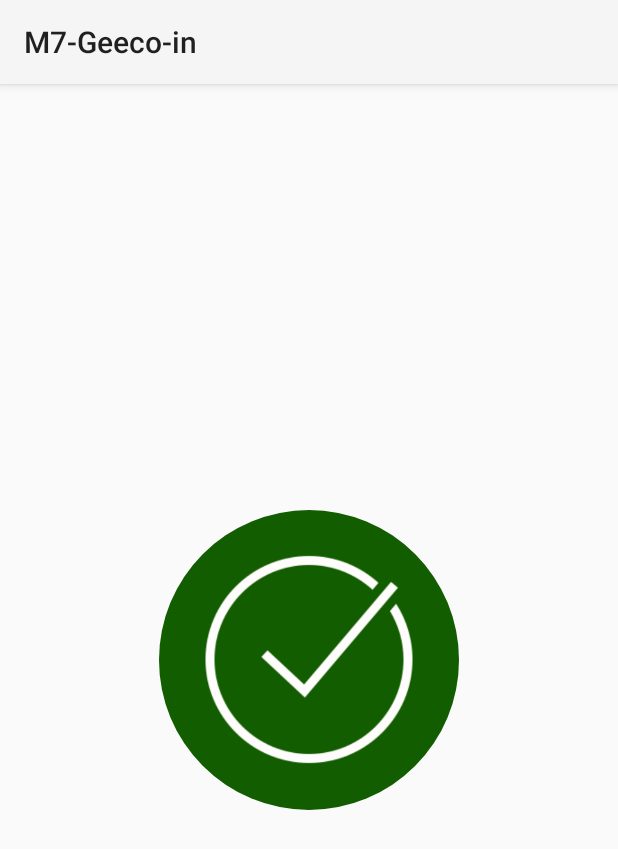
After one commit to Snr1s3/M7-Geeco-in, an Android app: the fragment logo shown on its own in the app's theme, on a phone screen of 412 x 824 dp. The commit adds this screen. Shown: the top 849 px of the screen. Run offline under Robolectric (Android 15) with nearby library versions, the phone set to English and light mode, and no system bars.

Commit message:
main act i is act avançat

```diff
--- /dev/null
+++ b/app/src/main/java/com/example/m7_geeco_in/logo.kt
@@ -0,0 +1,59 @@
+package com.example.m7_geeco_in
+
+import android.os.Bundle
+import androidx.fragment.app.Fragment
+import android.view.LayoutInflater
+import android.view.View
+import android.view.ViewGroup
+
+// TODO: Rename parameter arguments, choose names that match
+// the fragment initialization parameters, e.g. ARG_ITEM_NUMBER
+private const val ARG_PARAM1 = "param1"
+private const val ARG_PARAM2 = "param2"
+
+/**
+ * A simple [Fragment] subclass.
+ * Use the [logo.newInstance] factory method to
+ * create an instance of this fragment.
+ */
+class logo : Fragment() {
+    // TODO: Rename and change types of parameters
+    private var param1: String? = null
+    private var param2: String? = null
+
+    override fun onCreate(savedInstanceState: Bundle?) {
+        super.onCreate(savedInstanceState)
+        arguments?.let {
+            param1 = it.getString(ARG_PARAM1)
+            param2 = it.getString(ARG_PARAM2)
+        }
+    }
+
+    override fun onCreateView(
+        inflater: LayoutInflater, container: ViewGroup?,
+        savedInstanceState: Bundle?
+    ): View? {
+        // Inflate the layout for this fragment
+        return inflater.inflate(R.layout.fragment_logo, container, false)
+    }
+
+    companion object {
+        /**
+         * Use this factory method to create a new instance of
+         * this fragment using the provided parameters.
+         *
+         * @param param1 Parameter 1.
+         * @param param2 Parameter 2.
+         * @return A new instance of fragment logo.
+         */
+        // TODO: Rename and change types and number of parameters
+        @JvmStatic
+        fun newInstance(param1: String, param2: String) =
+            logo().apply {
+                arguments = Bundle().apply {
+                    putString(ARG_PARAM1, param1)
+                    putString(ARG_PARAM2, param2)
+                }
+            }
+    }
+}
--- /dev/null
+++ b/app/src/main/res/drawable/circle_fons.xml
@@ -0,0 +1,8 @@
+<?xml version="1.0" encoding="utf-8"?>
+<shape xmlns:android="http://schemas.android.com/apk/res/android">
+    <solid android:color="@color/md_theme_primary" />
+    <size
+        android:width="200dp"
+        android:height="200dp" />
+    <corners android:radius="500dp" />
+</shape>
--- /dev/null
+++ b/app/src/main/res/layout/fragment_logo.xml
@@ -0,0 +1,21 @@
+<?xml version="1.0" encoding="utf-8"?>
+<FrameLayout xmlns:android="http://schemas.android.com/apk/res/android"
+    xmlns:tools="http://schemas.android.com/tools"
+    android:layout_width="match_parent"
+    android:layout_height="match_parent"
+    tools:context=".logo">
+    <!-- Cercle verd -->
+    <View
+        android:layout_width="200dp"
+        android:layout_height="200dp"
+        android:layout_gravity="center"
+        android:background="@drawable/circle_fons" />
+
+    <ImageView
+        android:layout_width="200dp"
+        android:layout_height="150dp"
+        android:src="@drawable/checkicon"
+        android:layout_gravity="center"
+        tools:ignore="ContentDescription" />
+
+</FrameLayout>
--- a/app/src/main/res/values/strings.xml
+++ b/app/src/main/res/values/strings.xml
@@ -4,4 +4,5 @@
     <string name="hello_blank_fragment">Hello blank fragment</string>
     <string name="icons_bottomFrag">Icones del fragment</string>
     <string name="infoNom">Nom o Adreça electrònica</string>
+    <string name="ISboto">Iniciar Sessió</string>
 </resources>
```
Also changed, not shown: app/src/main/res/layout/activity_main.xml (+41 -11 lines), app/src/main/res/drawable/checkicon.png (added), 1 other file.
